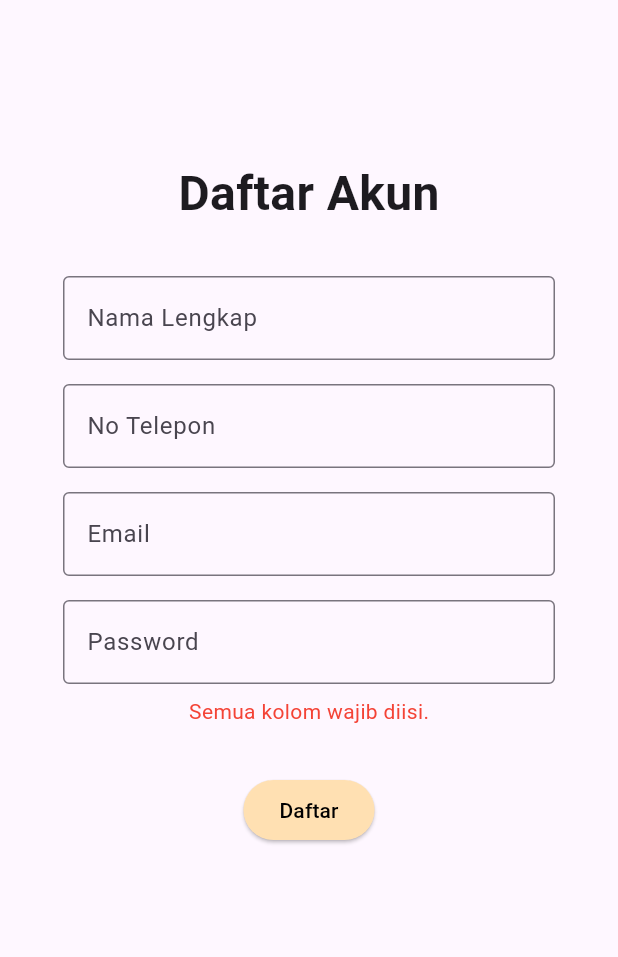
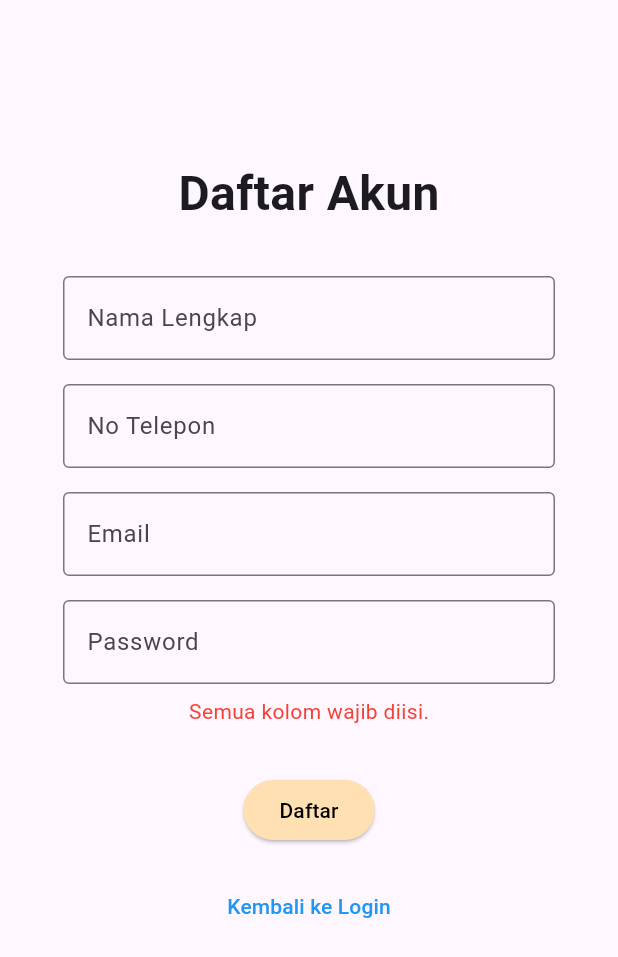
Before and after one commit to being71/uas_tiketpesawat, a Flutter app: the DaftarPage screen opened directly, after a tap on "Daftar", on a phone screen of 412 x 824 dp. Shown: the top 957 px of the screen. Run offline on Flutter 3.47's test engine with Material 3 defaults, Android fonts, the phone set to English and light mode, and no system bars; our stand-ins replace cloud_firestore, firebase_auth, firebase_core; accounts and stored records are empty.

Commit message:
tambahin beberapa fitur di register

```diff
--- a/lib/register.dart
+++ b/lib/register.dart
@@ -18,6 +18,7 @@ class DaftarPageState extends State<DaftarPage> {
   final TextEditingController _noTelpController = TextEditingController();
 
   String _errorMessage = '';
+  String _successMessage = '';
 
   Future<void> _register() async {
     String email = _emailController.text.trim();
@@ -25,9 +26,21 @@ class DaftarPageState extends State<DaftarPage> {
     String nama = _namaController.text.trim();
     String noTelp = _noTelpController.text.trim();
 
+    // Validasi formulir kosong
     if (email.isEmpty || password.isEmpty || nama.isEmpty || noTelp.isEmpty) {
       setState(() {
         _errorMessage = 'Semua kolom wajib diisi.';
+        _successMessage = '';
+      });
+      return;
+    }
+
+    // Validasi format email
+    if (!RegExp(r"^[a-zA-Z0-9._%-]+@[a-zA-Z0-9.-]+\.[a-zA-Z]{2,4}$")
+        .hasMatch(email)) {
+      setState(() {
+        _errorMessage = 'Format email salah.';
+        _successMessage = '';
       });
       return;
     }
@@ -47,6 +60,13 @@ class DaftarPageState extends State<DaftarPage> {
           status: 'user', // Status tetap 'user'
         );
 
+        setState(() {
+          _errorMessage = '';
+          _successMessage = 'Akun berhasil terdaftar.';
+        });
+
+        // Tunda untuk menampilkan pesan sukses
+        Future.delayed(const Duration(seconds: 2), () {
           if (mounted) {
             Navigator.pushAndRemoveUntil(
               context,
@@ -54,11 +74,21 @@ class DaftarPageState extends State<DaftarPage> {
               (Route<dynamic> route) => false,
             );
           }
+        });
       }
     } catch (e) {
+      // Menangani jika email sudah terdaftar
+      if (e.toString().contains('email-already-in-use')) {
+        setState(() {
+          _errorMessage = 'Email sudah terdaftar.';
+          _successMessage = '';
+        });
+      } else {
         setState(() {
           _errorMessage = e.toString();
+          _successMessage = '';
         });
+      }
     }
   }
 
@@ -67,6 +97,7 @@ class DaftarPageState extends State<DaftarPage> {
     return Scaffold(
       body: Padding(
         padding: const EdgeInsets.all(42.0),
+        child: SingleChildScrollView(
           child: Column(
             mainAxisAlignment: MainAxisAlignment.start,
             children: [
@@ -109,11 +140,17 @@ class DaftarPageState extends State<DaftarPage> {
                   border: OutlineInputBorder(),
                 ),
               ),
+              const SizedBox(height: 8),
               if (_errorMessage.isNotEmpty) ...[
-              const SizedBox(height: 8),
                 Text(
                   _errorMessage,
                   style: const TextStyle(color: Colors.red),
+                ),
+              ],
+              if (_successMessage.isNotEmpty) ...[
+                Text(
+                  _successMessage,
+                  style: const TextStyle(color: Colors.green),
                 ),
               ],
               const SizedBox(height: 32),
@@ -122,10 +159,27 @@ class DaftarPageState extends State<DaftarPage> {
                 style: ElevatedButton.styleFrom(
                   backgroundColor: Colors.orange.shade100,
                 ),
-              child:
-                  const Text('Daftar', style: TextStyle(color: Colors.black)),
+                child: const Text(
+                  'Daftar',
+                  style: TextStyle(color: Colors.black),
+                ),
+              ),
+              const SizedBox(height: 16),
+              TextButton(
+                onPressed: () {
+                  Navigator.pushAndRemoveUntil(
+                    context,
+                    MaterialPageRoute(builder: (context) => const LoginPage()),
+                    (Route<dynamic> route) => false,
+                  );
+                },
+                child: const Text(
+                  'Kembali ke Login',
+                  style: TextStyle(color: Colors.blue),
+                ),
               ),
             ],
+          ),
         ),
       ),
     );
```
Lines whose indentation alone changed are shown as unchanged.
